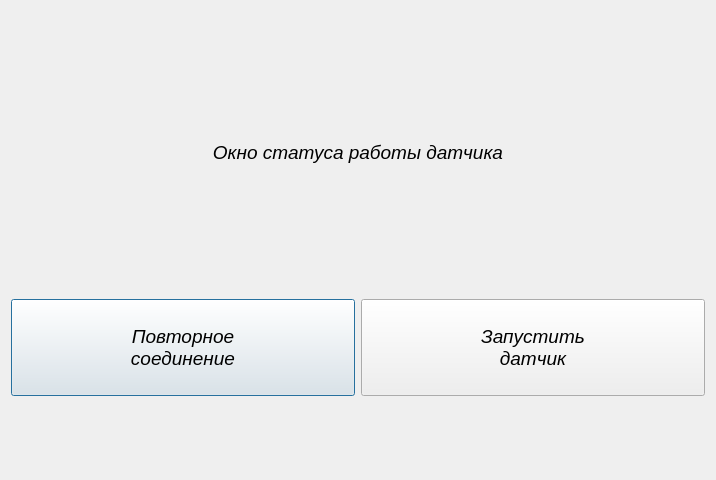
VladislavSts/SensorQT5, file SecWindow.ui: the form before one commit.
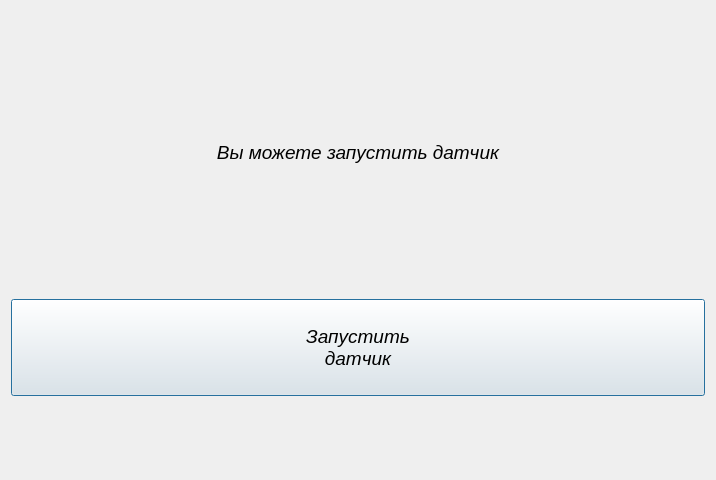
The form after the commit.

Commit message: Удалена кнопка в окне запуска, исправлена логика работы

```diff
--- a/SecWindow.ui
+++ b/SecWindow.ui
@@ -30,22 +30,6 @@
    <item row="3" column="0">
     <layout class="QGridLayout" name="gridLayout">
      <item row="0" column="0">
-      <widget class="QPushButton" name="RepConnectButton">
-       <property name="font">
-        <font>
-         <pointsize>14</pointsize>
-         <italic>true</italic>
-        </font>
-       </property>
-       <property name="text">
-        <string>
-Повторное
-соединение
-</string>
-       </property>
-      </widget>
-     </item>
-     <item row="0" column="1">
       <widget class="QPushButton" name="StartSensorButton">
        <property name="font">
         <font>
@@ -72,7 +56,7 @@
       </font>
      </property>
      <property name="text">
-      <string>&lt;html&gt;&lt;head/&gt;&lt;body&gt;&lt;p align=&quot;center&quot;&gt;&lt;br/&gt;&lt;/p&gt;&lt;p align=&quot;center&quot;&gt;Окно статуса работы датчика&lt;/p&gt;&lt;p align=&quot;center&quot;&gt;&lt;br/&gt;&lt;/p&gt;&lt;/body&gt;&lt;/html&gt;</string>
+      <string>&lt;html&gt;&lt;head/&gt;&lt;body&gt;&lt;p align=&quot;center&quot;&gt;&lt;br/&gt;&lt;/p&gt;&lt;p align=&quot;center&quot;&gt;Вы можете запустить датчик&lt;/p&gt;&lt;p align=&quot;center&quot;&gt;&lt;br/&gt;&lt;/p&gt;&lt;/body&gt;&lt;/html&gt;</string>
      </property>
      <property name="alignment">
       <set>Qt::AlignCenter</set>
```
The commit also changes 5 other files.
